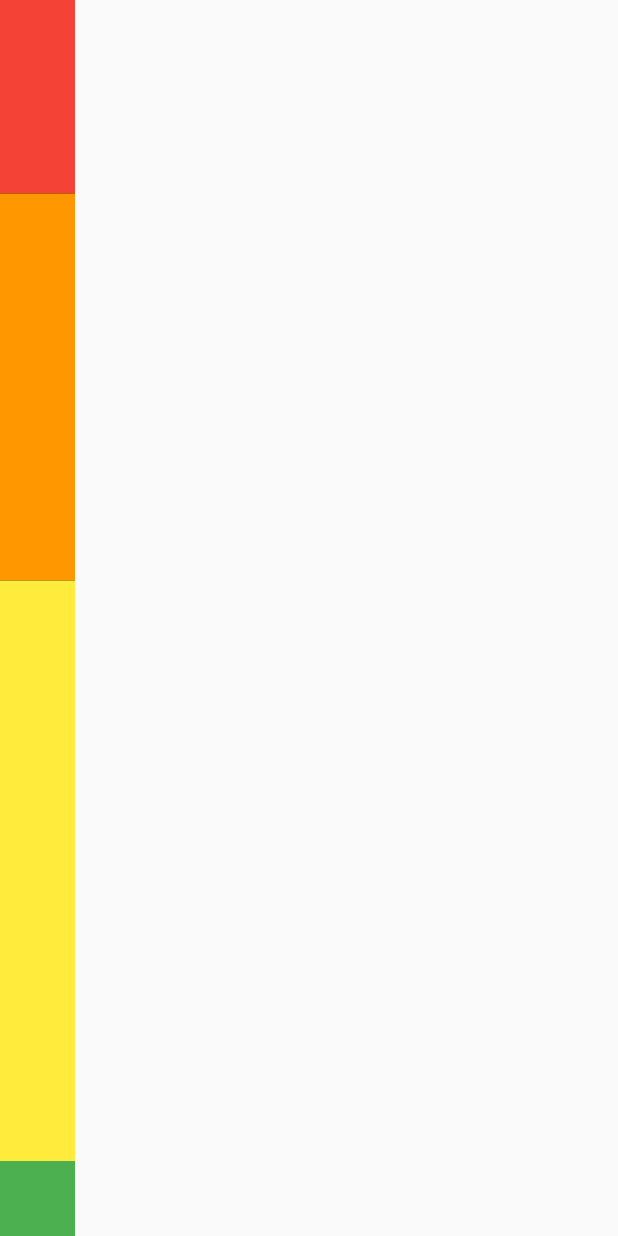
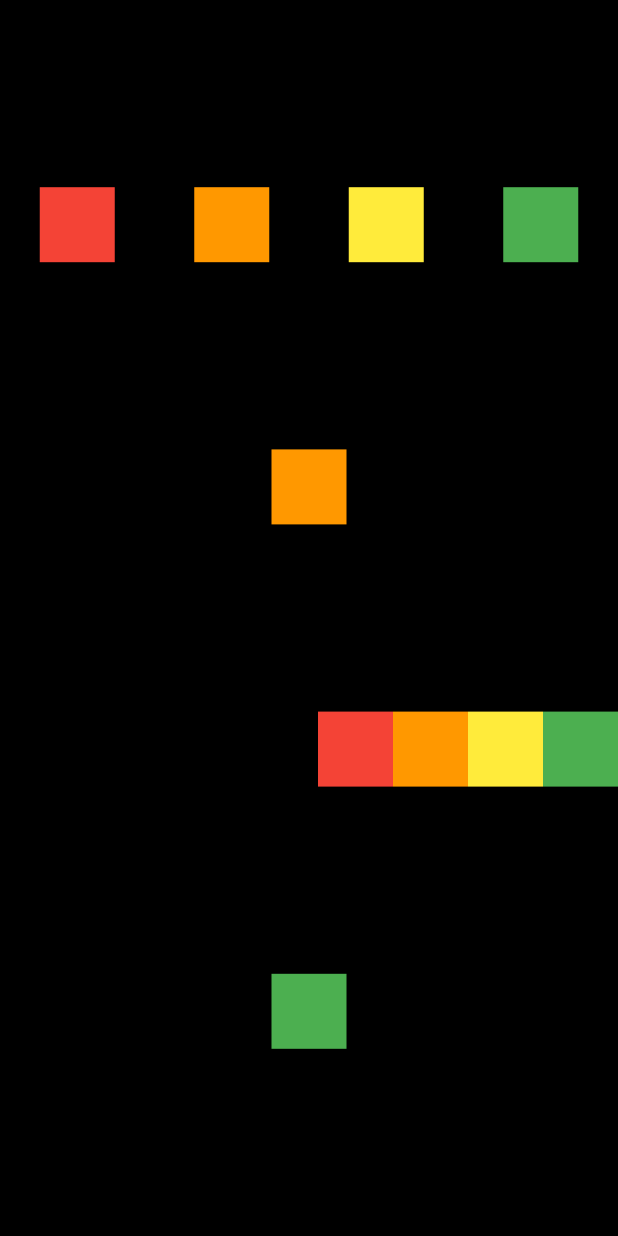
Before and after one commit to g9191hc/Flutter-CodeFactory, a Flutter app: the screen it shows after launch, on a phone screen of 412 x 824 dp. Run offline on Flutter 3.47's test engine with Material 2 defaults, Android fonts, the phone set to English and light mode, and no system bars.

Commit message:
3. row_and_column : practice(실습)

```diff
--- a/lib/screen/home_screen.dart
+++ b/lib/screen/home_screen.dart
@@ -10,39 +10,25 @@
         child: Container(
           color: Colors.black,
           child: Column(
+            mainAxisAlignment: MainAxisAlignment.spaceEvenly,
             children: [
-              //Expanded와 Flexible은 Column과 Row 안에서만 사용가능.
-              //Flexible은 Expanded와 사용방법은 동일하지만, 본래 위젯의 크기를 제외한 나머지는 버려버림(flex~)
-              //(해당공간은 expanded로도 확장못함)
-              Expanded(
-                //Expanded를 사용시, 주축방향으로 남은 여백을 Expended를 사용하는 각 container의 flex값 만큼 나누어 확장
-                //flex의 default는 1임. 따라서 별도 지정하지 않으면, Expended를 사용하는 container의 갯수 만큼 나누어 확장
-                //예제1. 4개의 container중 3개만 Expended로 감싸져 있으면(모두 flex값 지정하지 않음),
-                //Expended가 없는 1개의 공간을 제외한 나머지 공간을 3개의 container가 균등배분하여 확장됨
-                //예제2. 4개중 3개가 Expended사용하는 조건일 경우 : Expended(flex:1), Expended(flex:2), Expended(flex:3)
-                //Expended를 사용하지 않은 1개의 공간을 제외한 나머지 공간을 1:2:3의 비율로 나눠서 확장됨
-                flex: 1,
-                child: Container(
+              Row(
+                mainAxisAlignment: MainAxisAlignment.spaceAround,
+                children: [
+                  Container(
                     color: Colors.red,
                     width: 50,
                     height: 50,
                   ),
-              ),
-              Expanded(
-                flex: 2,
-                child: Container(
+                  Container(
                     color: Colors.orange,
                     width: 50,
                     height: 50,
                   ),
-              ),
-              Expanded(
-                flex: 3,
-                child: Container(
+                  Container(
                     color: Colors.yellow,
                     width: 50,
                     height: 50,
-                ),
                   ),
                   Container(
                     color: Colors.green,
@@ -51,6 +37,53 @@
                   ),
                 ],
               ),
+              Row(
+                mainAxisAlignment: MainAxisAlignment.center,
+                children: [
+                  Container(
+                    color: Colors.orange,
+                    width: 50,
+                    height: 50,
+                  ),
+                ],
+              ),
+              Row(
+                mainAxisAlignment: MainAxisAlignment.end,
+                children: [
+                  Container(
+                    color: Colors.red,
+                    width: 50,
+                    height: 50,
+                  ),
+                  Container(
+                    color: Colors.orange,
+                    width: 50,
+                    height: 50,
+                  ),
+                  Container(
+                    color: Colors.yellow,
+                    width: 50,
+                    height: 50,
+                  ),
+                  Container(
+                    color: Colors.green,
+                    width: 50,
+                    height: 50,
+                  ),
+                ],
+              ),
+              Row(
+                mainAxisAlignment: MainAxisAlignment.center,
+                children: [
+                  Container(
+                    color: Colors.green,
+                    width: 50,
+                    height: 50,
+                  ),
+                ],
+              ),
+            ],
+          ),
         ),
       ),
     );
```
Lines whose indentation alone changed are shown as unchanged.
